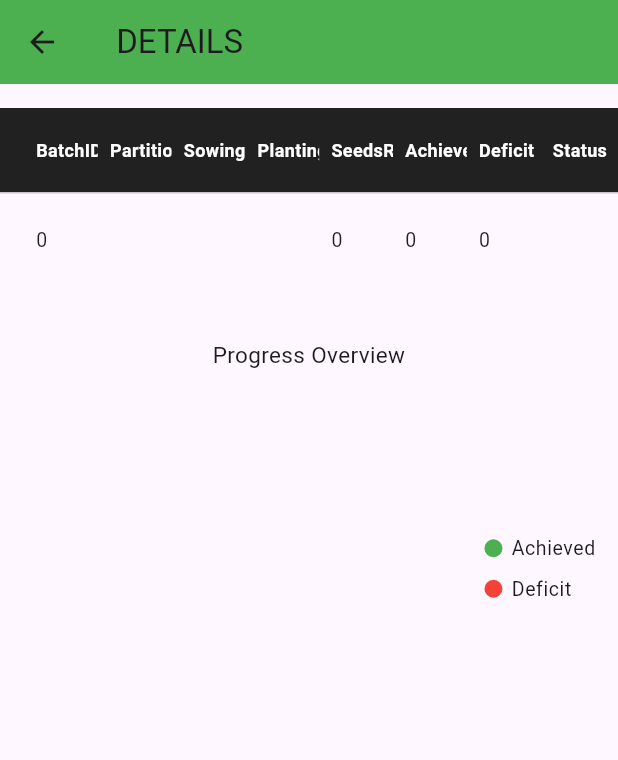
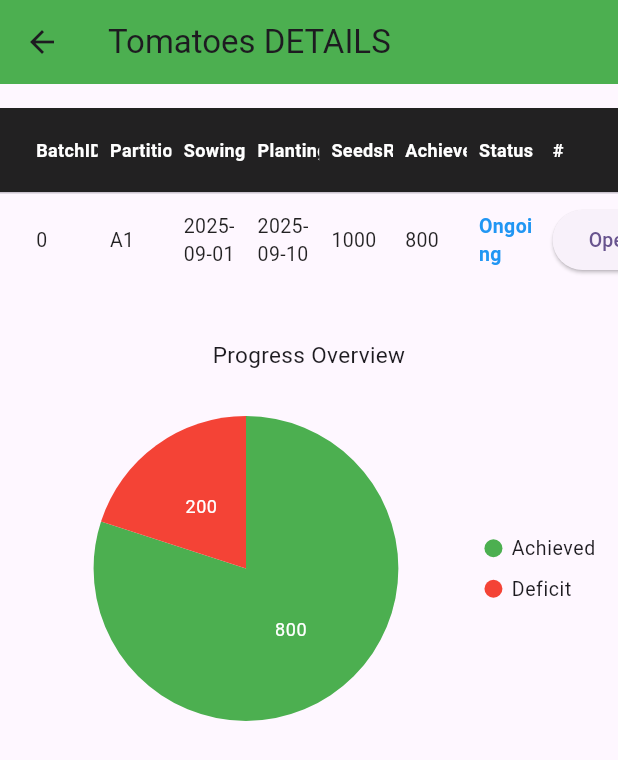
Before and after one commit to Tedpi1/nursery_app, a Flutter app: the CropDetailPage screen opened directly with empty values, on a phone screen of 412 x 824 dp. Shown: the top 760 px of the screen. Run offline on Flutter 3.47's test engine with Material 3 defaults, Android fonts, the phone set to English and light mode, and no system bars; our stand-ins replace syncfusion_flutter_charts, syncfusion_flutter_datepicker.

Commit message:
Nursery Updated

```diff
--- /dev/null
+++ b/assets/crop.json
@@ -0,0 +1,218 @@
+[
+  {
+    "crop": "Tomatoes",
+    "partitions": "A1",
+    "sowingDate": "2025-09-01",
+    "plantingDate": "2025-09-10",
+    "seedsRequired": 1000,
+    "achieved": 800,
+    "status": "Ongoing",
+    "batches": [
+      {
+        "batchID": "B001",
+        "sowingDate": "2025-09-01",
+        "plantingDate": "2025-09-10",
+        "seedsRequired": 500,
+        "achieved": 400,
+        "status": "Ongoing"
+      },
+      {
+        "batchID": "B002",
+        "sowingDate": "2025-09-02",
+        "plantingDate": "2025-09-11",
+        "seedsRequired": 500,
+        "achieved": 400,
+        "status": "Ongoing"
+      }
+    ]
+  },
+  {
+    "crop": "Spinach",
+    "partitions": "B2",
+    "sowingDate": "2025-08-15",
+    "plantingDate": "2025-08-25",
+    "seedsRequired": 800,
+    "achieved": 780,
+    "status": "Completed",
+    "batches": [
+      {
+        "batchID": "B003",
+        "sowingDate": "2025-08-15",
+        "plantingDate": "2025-08-25",
+        "seedsRequired": 400,
+        "achieved": 390,
+        "status": "Completed"
+      },
+      {
+        "batchID": "B004",
+        "sowingDate": "2025-08-17",
+        "plantingDate": "2025-08-27",
+        "seedsRequired": 400,
+        "achieved": 390,
+        "status": "Completed"
+      }
+    ]
+  },
+  {
+    "crop": "Cabbage",
+    "partitions": "C3",
+    "sowingDate": "2025-09-20",
+    "plantingDate": "2025-09-30",
+    "seedsRequired": 1200,
+    "achieved": 0,
+    "status": "Pending",
+    "batches": [
+      {
+        "batchID": "B005",
+        "sowingDate": "2025-09-20",
+        "plantingDate": "2025-09-30",
+        "seedsRequired": 600,
+        "achieved": 0,
+        "status": "Pending"
+      },
+      {
+        "batchID": "B006",
+        "sowingDate": "2025-09-22",
+        "plantingDate": "2025-10-02",
+        "seedsRequired": 600,
+        "achieved": 0,
+        "status": "Pending"
+      }
+    ]
+  },
+  {
+    "crop": "Carrots",
+    "partitions": "D4",
+    "sowingDate": "2025-07-20",
+    "plantingDate": "2025-07-30",
+    "seedsRequired": 900,
+    "achieved": 850,
+    "status": "Completed",
+    "batches": [
+      {
+        "batchID": "B007",
+        "sowingDate": "2025-07-20",
+        "plantingDate": "2025-07-30",
+        "seedsRequired": 450,
+        "achieved": 420,
+        "status": "Completed"
+      },
+      {
+        "batchID": "B008",
+        "sowingDate": "2025-07-22",
+        "plantingDate": "2025-08-01",
+        "seedsRequired": 450,
+        "achieved": 430,
+        "status": "Completed"
+      }
+    ]
+  },
+  {
+    "crop": "Lettuce",
+    "partitions": "E5",
+    "sowingDate": "2025-09-12",
+    "plantingDate": "2025-09-20",
+    "seedsRequired": 600,
+    "achieved": 300,
+    "status": "Ongoing",
+    "batches": [
+      {
+        "batchID": "B009",
+        "sowingDate": "2025-09-12",
+        "plantingDate": "2025-09-20",
+        "seedsRequired": 300,
+        "achieved": 150,
+        "status": "Ongoing"
+      },
+      {
+        "batchID": "B010",
+        "sowingDate": "2025-09-13",
+        "plantingDate": "2025-09-22",
+        "seedsRequired": 300,
+        "achieved": 150,
+        "status": "Ongoing"
+      }
+    ]
+  },
+  {
+    "crop": "Kale",
+    "partitions": "F6",
+    "sowingDate": "2025-10-05",
+    "plantingDate": "2025-10-15",
+    "seedsRequired": 700,
+    "achieved": 0,
+    "status": "Pending",
+    "batches": [
+      {
+        "batchID": "B011",
+        "sowingDate": "2025-10-05",
+        "plantingDate": "2025-10-15",
+        "seedsRequired": 350,
+        "achieved": 0,
+        "status": "Pending"
+      },
+      {
+        "batchID": "B012",
+        "sowingDate": "2025-10-07",
+        "plantingDate": "2025-10-17",
+        "seedsRequired": 350,
+        "achieved": 0,
+        "status": "Pending"
+      }
+    ]
+  },
+  {
+    "crop": "Onions",
+    "partitions": "G7",
+    "sowingDate": "2025-08-28",
+    "plantingDate": "2025-09-05",
+    "seedsRequired": 950,
+    "achieved": 600,
+    "status": "Ongoing",
+    "batches": [
+      {
+        "batchID": "B013",
+        "sowingDate": "2025-08-28",
+        "plantingDate": "2025-09-05",
+        "seedsRequired": 475,
+        "achieved": 300,
+        "status": "Ongoing"
+      },
+      {
+        "batchID": "B014",
+        "sowingDate": "2025-08-30",
+        "plantingDate": "2025-09-07",
+        "seedsRequired": 475,
+        "achieved": 300,
+        "status": "Ongoing"
+      }
+    ]
+  },
+  {
+    "crop": "Peppers",
+    "partitions": "H8",
+    "sowingDate": "2025-07-10",
+    "plantingDate": "2025-07-20",
+    "seedsRequired": 1100,
+    "achieved": 1050,
+    "status": "Completed",
+    "batches": [
+      {
+        "batchID": "B015",
+        "sowingDate": "2025-07-10",
+        "plantingDate": "2025-07-20",
+        "seedsRequired": 550,
+        "achieved": 530,
+        "status": "Completed"
+      },
+      {
+        "batchID": "B016",
+        "sowingDate": "2025-07-12",
+        "plantingDate": "2025-07-22",
+        "seedsRequired": 550,
+        "achieved": 520,
+        "status": "Completed"
+      }
+    ]
+  }
+]
--- /dev/null
+++ b/lib/model/crop_model.dart
@@ -0,0 +1,90 @@
+// lib/model/crop_model.dart
+import 'package:flutter/material.dart';
+
+class cropDetails {
+  final String crop;
+  final String partitions;
+  final String sowingDate;
+  final String plantingDate;
+  final int seedsRequired;
+  final int achieved;
+  final String status;
+  final List<BatchData> batches; // ✅ add this
+
+  cropDetails({
+    required this.crop,
+    required this.partitions,
+    required this.sowingDate,
+    required this.plantingDate,
+    required this.seedsRequired,
+    required this.achieved,
+    required this.status,
+    required this.batches,
+  });
+
+  factory cropDetails.fromJson(Map<String, dynamic> json) {
+    return cropDetails(
+      crop: json['crop'] ?? '',
+      partitions: json['partitions'] ?? '',
+      sowingDate: json['sowingDate'] ?? '',
+      plantingDate: json['plantingDate'] ?? '',
+      seedsRequired: json['seedsRequired'] ?? 0,
+      achieved: json['achieved'] ?? 0,
+      status: json['status'] ?? 'Pending',
+      batches: (json['batches'] as List<dynamic>?)
+          ?.map((b) => BatchData.fromJson(b))
+          .toList() ??
+          [],
+    );
+  }
+
+  Map<String, dynamic> toJson() => {
+    'crop': crop,
+    'partitions': partitions,
+    'sowingDate': sowingDate,
+    'plantingDate': plantingDate,
+    'seedsRequired': seedsRequired,
+    'achieved': achieved,
+    'status': status,
+    'batches': batches.map((b) => b.toJson()).toList(),
+  };
+}
+
+/// ✅ A single batch record under a crop
+class BatchData {
+  final String batchID;
+  final String sowingDate;
+  final String plantingDate;
+  final int seedsRequired;
+  final int achieved;
+  final String status;
+
+  BatchData({
+    required this.batchID,
+    required this.sowingDate,
+    required this.plantingDate,
+    required this.seedsRequired,
+    required this.achieved,
+    required this.status,
+  });
+
+  factory BatchData.fromJson(Map<String, dynamic> json) {
+    return BatchData(
+      batchID: json['batchID'] ?? '',
+      sowingDate: json['sowingDate'] ?? '',
+      plantingDate: json['plantingDate'] ?? '',
+      seedsRequired: json['seedsRequired'] ?? 0,
+      achieved: json['achieved'] ?? 0,
+      status: json['status'] ?? 'Pending',
+    );
+  }
+
+  Map<String, dynamic> toJson() => {
+    'batchID': batchID,
+    'sowingDate': sowingDate,
+    'plantingDate': plantingDate,
+    'seedsRequired': seedsRequired,
+    'achieved': achieved,
+    'status': status,
+  };
+}
--- a/lib/nursery/crop_detail.dart
+++ b/lib/nursery/crop_detail.dart
@@ -1,36 +1,82 @@
+import 'dart:convert';
 import 'package:flutter/material.dart';
-import 'package:nursery_app/nursery/nurser_batch.dart';
-import 'package:nursery_app/nursery/nursery.dart';
+import 'package:flutter/services.dart' show rootBundle;
 import 'package:syncfusion_flutter_charts/charts.dart';
 
-class CropDetailPage extends StatelessWidget {
-  final CropData crop;
 
-  const CropDetailPage({super.key, required this.crop});
+import '../model/crop_model.dart';
+import 'nurser_batch.dart';
+
+class CropDetailPage extends StatefulWidget {
+  final String cropName;
+
+  const CropDetailPage({super.key, required this.cropName});
+
+  @override
+  State<CropDetailPage> createState() => _CropDetailPageState();
+}
+
+class _CropDetailPageState extends State<CropDetailPage> {
+  cropDetails? crop;
+
+  @override
+  void initState() {
+    super.initState();
+    loadcropDetails();
+  }
+
+  Future<void> loadcropDetails() async {
+    final String response =
+    await rootBundle.loadString('assets/crop.json');
+    final data = json.decode(response) as List;
+    final crops = data.map((json) => cropDetails.fromJson(json)).toList();
+
+    setState(() {
+      crop = crops.firstWhere(
+            (c) => c.crop.toLowerCase() == widget.cropName.toLowerCase(),
+        orElse: () => crops.first,
+      );
+    });
+  }
 
   @override
   Widget build(BuildContext context) {
-    final deficit = crop.seedsRequired - crop.achieved;
+    if (crop == null) {
+      return Scaffold(
+        appBar: AppBar(
+          title: Text("${widget.cropName} DETAILS"),
+          backgroundColor: Colors.green,
+        ),
+        body: const Center(child: CircularProgressIndicator()),
+      );
+    }
 
-    // 🔹 Pie chart dataset
+    // 🔹 Summarize for chart
+    final totalSeeds = crop!.batches.fold<int>(
+        0, (sum, b) => sum + b.seedsRequired);
+    final totalAchieved =
+    crop!.batches.fold<int>(0, (sum, b) => sum + b.achieved);
+    final totalDeficit = totalSeeds - totalAchieved;
+
     final List<PieData> chartData = [
-      PieData('Achieved', crop.achieved.toDouble(), Colors.green),
-      PieData('Deficit', deficit.toDouble(), Colors.red),
+      PieData('Achieved', totalAchieved.toDouble(), Colors.green),
+      PieData('Deficit', totalDeficit.toDouble(), Colors.red),
     ];
 
     return Scaffold(
       appBar: AppBar(
-        title: Text("${crop.crop} DETAILS"),
+        title: Text("${crop!.crop} DETAILS"),
         backgroundColor: Colors.green,
       ),
-    body: _cropDetail(context, crop, deficit, chartData),
+      body: _cropDetail(context, crop!, chartData),
+
     );
   }
 }
+
 Widget _cropDetail(
     BuildContext context,
-    CropData crop,
-    int deficit,
+    cropDetails crop,
     List<PieData> chartData,
     ) {
   final double screenWidth = MediaQuery.of(context).size.width;
@@ -87,7 +133,6 @@ Widget _cropDetail(
                     DataColumn(label: SizedBox(width: colWidth, child: Text("PlantingDate"))),
                     DataColumn(label: SizedBox(width: colWidth, child: Text("SeedsReq."))),
                     DataColumn(label: SizedBox(width: colWidth, child: Text("Achieved"))),
-                    DataColumn(label: SizedBox(width: colWidth, child: Text("Deficit"))),
                     DataColumn(label: SizedBox(width: colWidth, child: Text("Status"))),
                     DataColumn(label: SizedBox(width: colWidth, child: Text("#"))),
                   ],
@@ -101,7 +146,7 @@ Widget _cropDetail(
                         DataCell(SizedBox(width: colWidth, child: Text(crop.plantingDate))),
                         DataCell(SizedBox(width: colWidth, child: Text(crop.seedsRequired.toString()))),
                         DataCell(SizedBox(width: colWidth, child: Text(crop.achieved.toString()))),
-                        DataCell(SizedBox(width: colWidth, child: Text(deficit.toString()))),
+
                         DataCell(
                           SizedBox(
                             width: colWidth,
@@ -173,9 +218,6 @@ Widget _cropDetail(
     ),
   );
 }
-
-
-/// 🔹 Helper Data Model for Pie Chart
 class PieData {
   final String category;
   final double value;
--- a/lib/nursery/nurser_batch.dart
+++ b/lib/nursery/nurser_batch.dart
@@ -1,5 +1,7 @@
 import 'package:flutter/material.dart';
-import 'package:nursery_app/nursery/nursery.dart'; // adjust path
+import 'package:nursery_app/nursery/nursery.dart';
+
+import '../model/crop_model.dart'; // adjust path
 
 // Dummy Nursery Activity Model
 class NurseryActivity {
@@ -17,7 +19,7 @@ class NurseryActivity {
 }
 
 class NurseryBatchDialog extends StatefulWidget {
-  final CropData crop;
+  final cropDetails crop;
 
   const NurseryBatchDialog({super.key, required this.crop});
 
@@ -317,7 +319,7 @@ class _NurseryBatchDialogState extends State<NurseryBatchDialog> {
 
   //subwigets
 
-  Widget CropInfoTable(CropData crop, int deficit) {
+  Widget CropInfoTable(cropDetails crop, int deficit) {
     return Card(
       margin: const EdgeInsets.only(bottom: 16),
       child: SingleChildScrollView(
--- a/pubspec.yaml
+++ b/pubspec.yaml
@@ -21,3 +21,5 @@ dev_dependencies:
 
 flutter:
   uses-material-design: true
+  assets:
+    - assets/crop.json
```
Also changed, not shown: lib/nursery/nursery.dart (+189 -37 lines).
